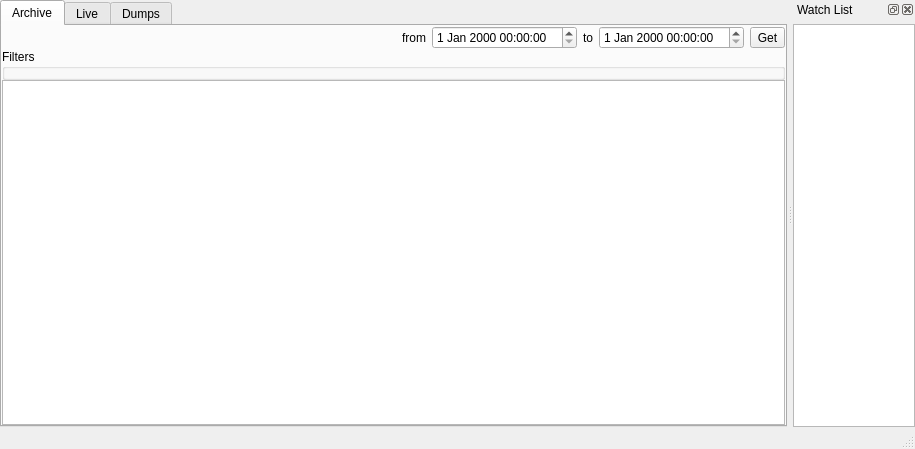
Before: the Qt Designer form mainwindow.ui in nicobucher/TMInspector, drawn with Qt 5.
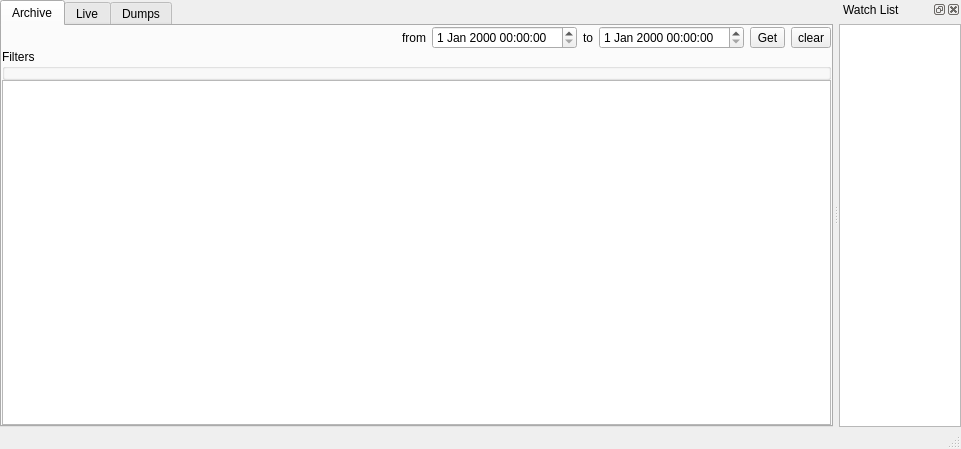
After: the same form once the commit is applied. The open tabs and pages were chosen to show the change.

```diff
--- a/mainwindow.ui
+++ b/mainwindow.ui
@@ -6,7 +6,7 @@
    <rect>
     <x>0</x>
     <y>0</y>
-    <width>913</width>
+    <width>925</width>
     <height>449</height>
    </rect>
   </property>
@@ -149,6 +149,13 @@
             </property>
            </widget>
           </item>
+          <item>
+           <widget class="QToolButton" name="clearButton">
+            <property name="text">
+             <string>clear</string>
+            </property>
+           </widget>
+          </item>
          </layout>
         </item>
         <item>
```
Left out of the diff: 15 changed lines with no effect on the pictures.
